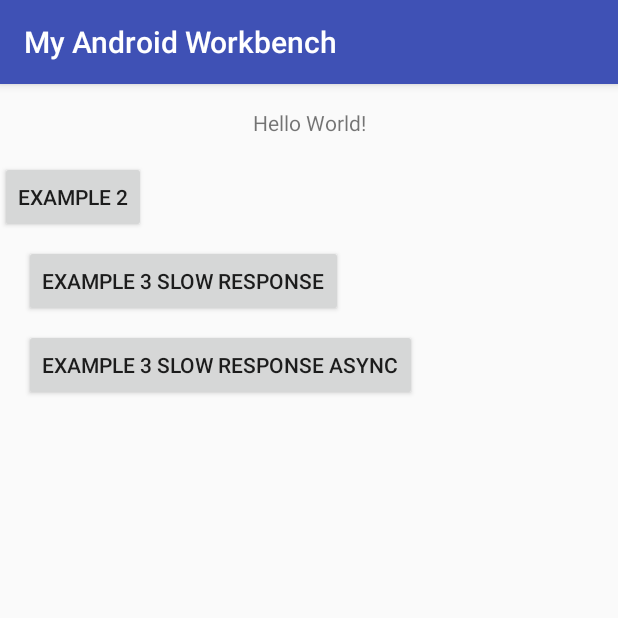
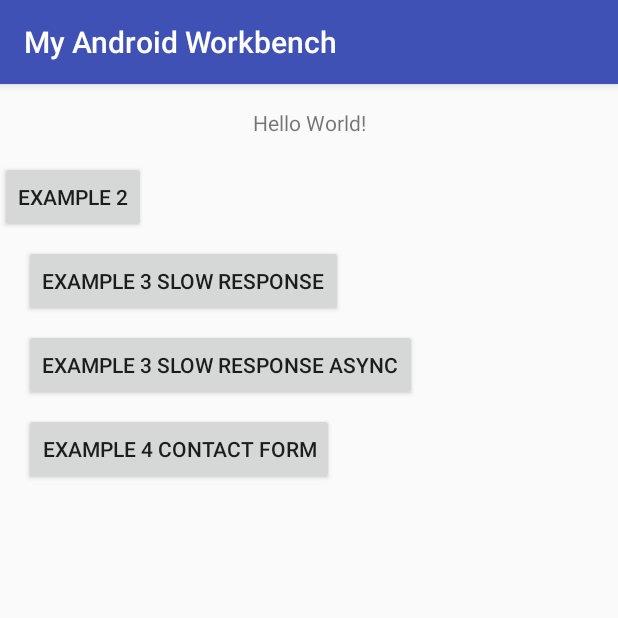
Before and after one commit to AppSecAI-TEST/androidstudioprojects, an Android app: the screen it shows after launch (MainActivity), on a phone screen of 412 x 824 dp, the top half of it. Run offline under Robolectric (Android 15) with nearby library versions, the phone set to English and light mode, and no system bars.

Commit message:
more examples

```diff
--- a/Workbench/app/src/main/java/my/android/workbench/MainActivity.java
+++ b/Workbench/app/src/main/java/my/android/workbench/MainActivity.java
@@ -3,6 +3,7 @@ package my.android.workbench;
 import android.content.Intent;
 import android.support.v7.app.AppCompatActivity;
 import android.os.Bundle;
+import android.util.Log;
 import android.view.View;
 
 public class MainActivity extends AppCompatActivity {
@@ -14,6 +15,38 @@ public class MainActivity extends AppCompatActivity {
         findViewById(R.id.buttonEx2).setOnClickListener(new example2Screen());
         findViewById(R.id.buttonEx3SyncResp).setOnClickListener(new example3OnSync());
         findViewById(R.id.buttonEx3ASyncResp).setOnClickListener(new example3OnAsync());
+        findViewById(R.id.buttonEx4ContactForm).setOnClickListener(new example4ContactForm());
+        Log.d("my.android.workbench", "onCreate");
+    }
+
+    @Override
+    protected void onStart() {
+        super.onStart();
+        Log.d("Workbench", "onStart");
+    }
+
+    @Override
+    protected void onResume() {
+        super.onResume();
+        Log.d("Workbench", "onResume");
+    }
+
+    @Override
+    protected void onPause() {
+        super.onPause();
+        Log.d("Workbench", "onPause");
+    }
+
+    @Override
+    protected void onStop() {
+        super.onStop();
+        Log.d("Workbench", "onStop");
+    }
+
+    @Override
+    protected void onDestroy() {
+        super.onDestroy();
+        Log.d("Workbench", "onDestroy");
     }
 
     class example2Screen implements View.OnClickListener {
@@ -37,4 +70,11 @@ public class MainActivity extends AppCompatActivity {
         }
     }
 
+    class example4ContactForm implements View.OnClickListener {
+        public void onClick(View v) {
+            Intent intent = new Intent (MainActivity.this, ContactFormActivity.class);
+            startActivity(intent);
+        }
+    }
+
 }
--- a/Workbench/app/src/main/res/layout/activity_main.xml
+++ b/Workbench/app/src/main/res/layout/activity_main.xml
@@ -5,6 +5,18 @@
     android:layout_width="match_parent"
     android:layout_height="match_parent"
     tools:context="my.android.workbench.MainActivity">
+
+    <Button
+        android:id="@+id/buttonEx4ContactForm"
+        android:layout_width="wrap_content"
+        android:layout_height="wrap_content"
+        android:layout_marginStart="16dp"
+        android:layout_marginTop="8dp"
+        android:text="Example 4 Contact Form"
+        app:layout_constraintLeft_toLeftOf="parent"
+        app:layout_constraintRight_toRightOf="parent"
+        app:layout_constraintStart_toStartOf="parent"
+        app:layout_constraintTop_toBottomOf="@+id/buttonEx3ASyncResp" />
 
     <Button
         android:id="@+id/buttonEx3ASyncResp"
--- a/Workbench/app/src/main/res/values/strings.xml
+++ b/Workbench/app/src/main/res/values/strings.xml
@@ -3,4 +3,5 @@
     <string name="title_activity_example2">Example2 Screen</string>
     <string name="title_activity_app_no_response">Slow Response</string>
     <string name="title_activity_app_slow_response_async">AppSlowResponseAsyncActivity</string>
+    <string name="title_activity_contact_form">ContactFormActivity</string>
 </resources>
```
Also changed, not shown: Workbench/app/src/main/AndroidManifest.xml (+9 -0 lines), Workbench/app/src/main/java/my/android/workbench/ContactFormActivity.java (added, +49 -0 lines), Workbench/app/src/main/res/layout/activity_contact_form.xml (added, +33 -0 lines), Workbench/app/src/main/res/layout/content_contact_form.xml (added, +58 -0 lines).
